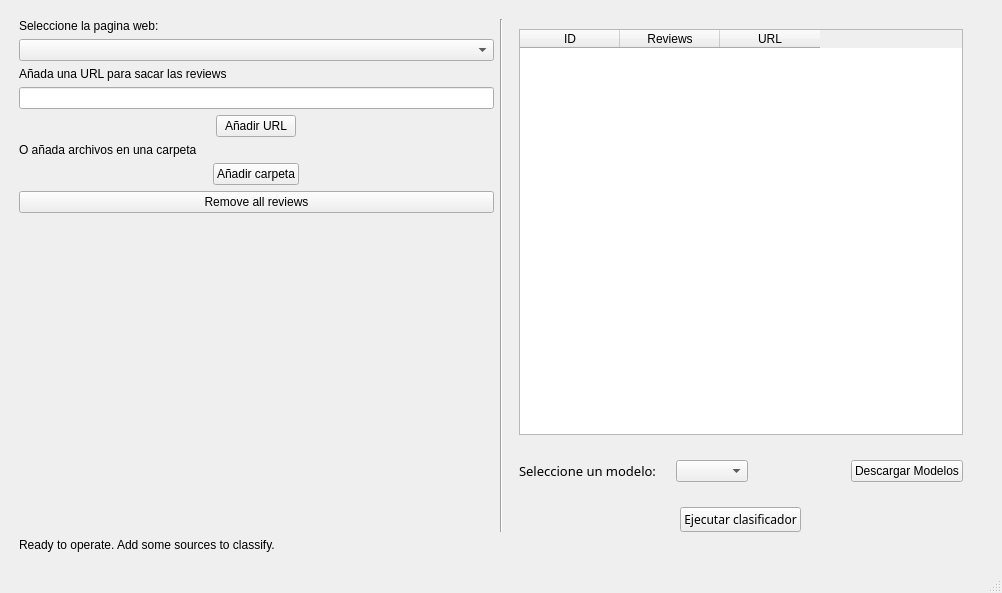
The window that Resources/UI/InputWindowClasificadorWeb.ui (40CompilerErrors/Proyecto2) describes before a commit, drawn with Qt 5.
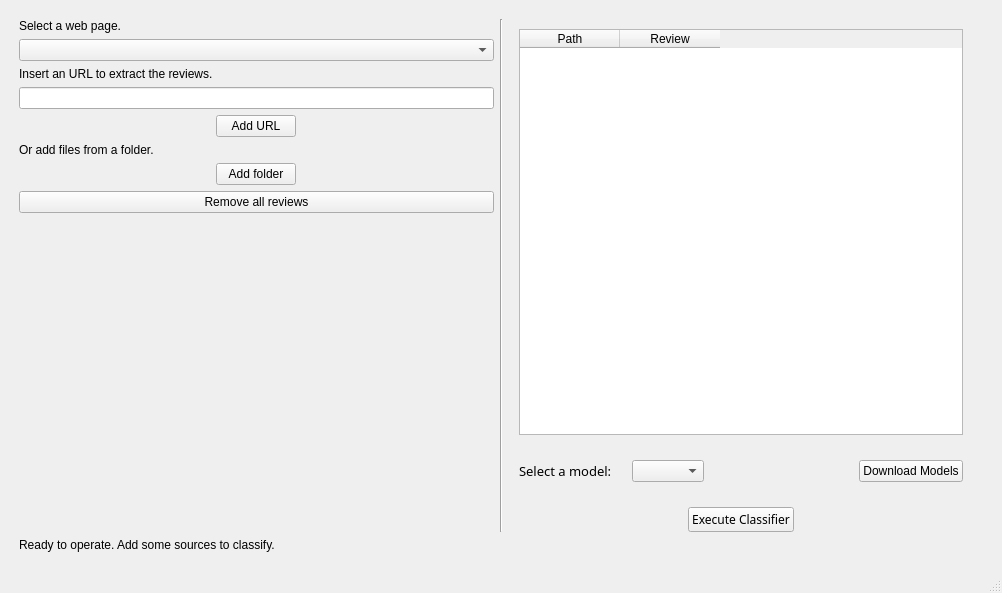
The same window after the commit. Icons and pictures are not drawn.

```diff
--- a/Resources/UI/InputWindowClasificadorWeb.ui
+++ b/Resources/UI/InputWindowClasificadorWeb.ui
@@ -40,7 +40,7 @@
               <item>
                <widget class="QLabel" name="label">
                 <property name="text">
-                 <string>Seleccione la pagina web:</string>
+                 <string>Select a web page.</string>
                 </property>
                </widget>
               </item>
@@ -54,7 +54,7 @@
               <item>
                <widget class="QLabel" name="label_2">
                 <property name="text">
-                 <string>Añada una URL para sacar las reviews</string>
+                 <string>Insert an URL to extract the reviews.</string>
                 </property>
                </widget>
               </item>
@@ -64,7 +64,7 @@
               <item alignment="Qt::AlignHCenter">
                <widget class="QPushButton" name="addUrl_button">
                 <property name="text">
-                 <string>Añadir URL</string>
+                 <string>Add URL</string>
                 </property>
                </widget>
               </item>
@@ -73,7 +73,7 @@
                 <item>
                  <widget class="QLabel" name="label_7">
                   <property name="text">
-                   <string>O añada archivos en una carpeta</string>
+                   <string>Or add files from a folder.</string>
                   </property>
                  </widget>
                 </item>
@@ -83,7 +83,7 @@
                    <enum>Qt::LeftToRight</enum>
                   </property>
                   <property name="text">
-                   <string>Añadir carpeta</string>
+                   <string>Add folder</string>
                   </property>
                   <property name="autoDefault">
                    <bool>false</bool>
@@ -151,17 +151,12 @@
              <widget class="QTableWidget" name="url_table">
               <column>
                <property name="text">
-                <string>ID</string>
+                <string>Path</string>
                </property>
               </column>
               <column>
                <property name="text">
-                <string>Reviews</string>
-               </property>
-              </column>
-              <column>
-               <property name="text">
-                <string>URL</string>
+                <string>Review</string>
                </property>
               </column>
              </widget>
@@ -191,7 +186,7 @@
                </font>
               </property>
               <property name="text">
-               <string>Seleccione un modelo:</string>
+               <string>Select a model:</string>
               </property>
              </widget>
             </item>
@@ -229,7 +224,7 @@
             <item>
              <widget class="QPushButton" name="getModelsButton">
               <property name="text">
-               <string>Descargar Modelos</string>
+               <string>Download Models</string>
               </property>
              </widget>
             </item>
@@ -244,7 +239,7 @@
              </font>
             </property>
             <property name="text">
-             <string>Ejecutar clasificador</string>
+             <string>Execute Classifier</string>
             </property>
             <property name="icon">
              <iconset>
```
Left out of the diff: 2 changed lines with no effect on the pictures.
